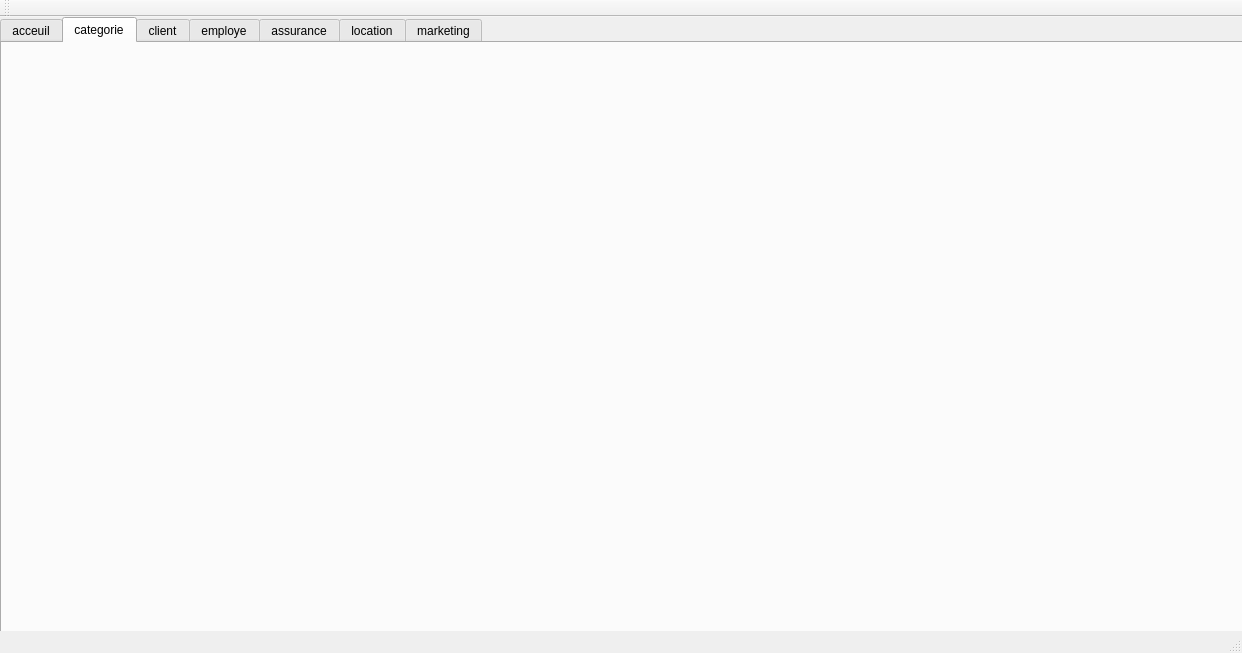
First picture: the form in projetwissem/mainwindow.ui, repository ilyesnasraoui/projet_qt, before the edit.
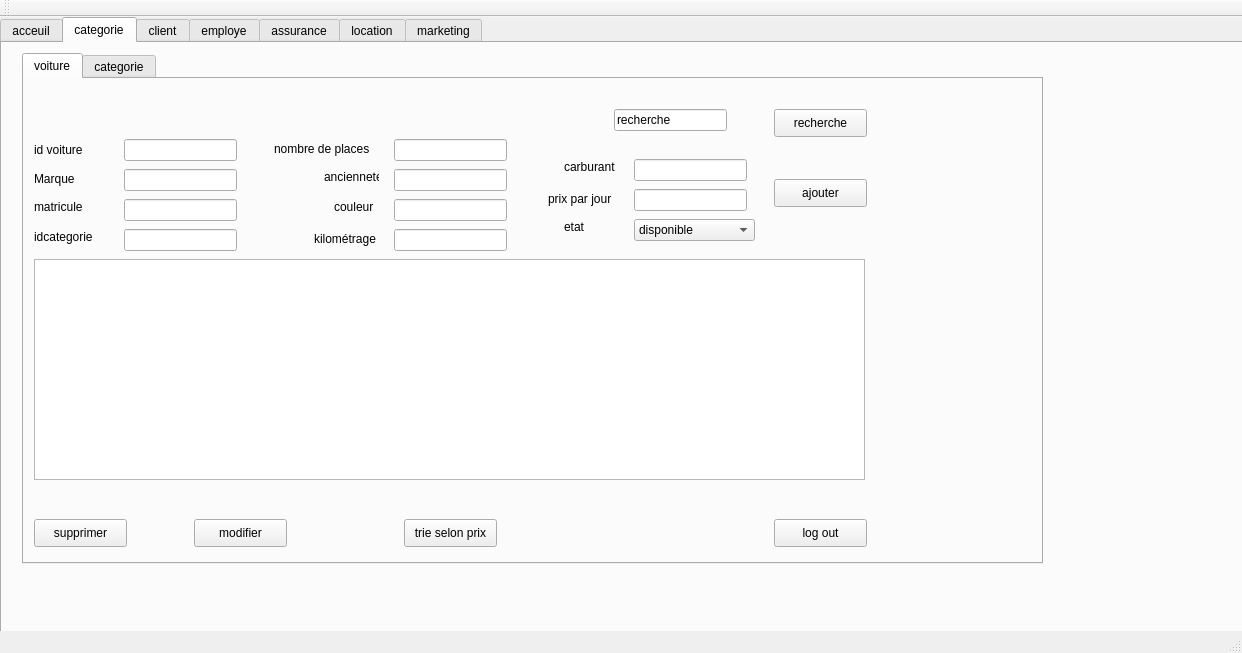
Second picture: the form after the edit. The open tabs and pages were chosen to show the change.

What changed in the file:
```diff
--- a/projetwissem/mainwindow.ui
+++ b/projetwissem/mainwindow.ui
@@ -44,6 +44,553 @@
      <attribute name="title">
       <string>categorie</string>
      </attribute>
+     <widget class="QTabWidget" name="tabWidget_2">
+      <property name="geometry">
+       <rect>
+        <x>20</x>
+        <y>10</y>
+        <width>1021</width>
+        <height>511</height>
+       </rect>
+      </property>
+      <property name="currentIndex">
+       <number>0</number>
+      </property>
+      <widget class="QWidget" name="tab">
+       <attribute name="title">
+        <string>voiture</string>
+       </attribute>
+       <widget class="QLineEdit" name="lineEdit_idv">
+        <property name="geometry">
+         <rect>
+          <x>100</x>
+          <y>60</y>
+          <width>113</width>
+          <height>22</height>
+         </rect>
+        </property>
+       </widget>
+       <widget class="QLineEdit" name="lineEdit_marque">
+        <property name="geometry">
+         <rect>
+          <x>100</x>
+          <y>90</y>
+          <width>113</width>
+          <height>22</height>
+         </rect>
+        </property>
+       </widget>
+       <widget class="QLineEdit" name="lineEdit_matricule">
+        <property name="geometry">
+         <rect>
+          <x>100</x>
+          <y>120</y>
+          <width>113</width>
+          <height>22</height>
+         </rect>
+        </property>
+       </widget>
+       <widget class="QLineEdit" name="lineEdit_idcategorie">
+        <property name="geometry">
+         <rect>
+          <x>100</x>
+          <y>150</y>
+          <width>113</width>
+          <height>22</height>
+         </rect>
+        </property>
+       </widget>
+       <widget class="QLineEdit" name="lineEdit_nbplaces">
+        <property name="geometry">
+         <rect>
+          <x>370</x>
+          <y>60</y>
+          <width>113</width>
+          <height>22</height>
+         </rect>
+        </property>
+       </widget>
+       <widget class="QLineEdit" name="lineEdit_anciennete">
+        <property name="geometry">
+         <rect>
+          <x>370</x>
+          <y>90</y>
+          <width>113</width>
+          <height>22</height>
+         </rect>
+        </property>
+       </widget>
+       <widget class="QLineEdit" name="lineEdit_couleur">
+        <property name="geometry">
+         <rect>
+          <x>370</x>
+          <y>120</y>
+          <width>113</width>
+          <height>22</height>
+         </rect>
+        </property>
+       </widget>
+       <widget class="QLineEdit" name="lineEdit_kilometrage">
+        <property name="geometry">
+         <rect>
+          <x>370</x>
+          <y>150</y>
+          <width>113</width>
+          <height>22</height>
+         </rect>
+        </property>
+       </widget>
+       <widget class="QLineEdit" name="lineEdit_carburant">
+        <property name="geometry">
+         <rect>
+          <x>610</x>
+          <y>80</y>
+          <width>113</width>
+          <height>22</height>
+         </rect>
+        </property>
+       </widget>
+       <widget class="QLineEdit" name="lineEdit_prixparjour">
+        <property name="geometry">
+         <rect>
+          <x>610</x>
+          <y>110</y>
+          <width>113</width>
+          <height>22</height>
+         </rect>
+        </property>
+       </widget>
+       <widget class="QLabel" name="label">
+        <property name="geometry">
+         <rect>
+          <x>10</x>
+          <y>60</y>
+          <width>71</width>
+          <height>21</height>
+         </rect>
+        </property>
+        <property name="styleSheet">
+         <string notr="true"/>
+        </property>
+        <property name="text">
+         <string>id voiture</string>
+        </property>
+       </widget>
+       <widget class="QLabel" name="label_2">
+        <property name="geometry">
+         <rect>
+          <x>10</x>
+          <y>90</y>
+          <width>61</width>
+          <height>20</height>
+         </rect>
+        </property>
+        <property name="styleSheet">
+         <string notr="true"/>
+        </property>
+        <property name="text">
+         <string>Marque</string>
+        </property>
+       </widget>
+       <widget class="QLabel" name="label_3">
+        <property name="geometry">
+         <rect>
+          <x>10</x>
+          <y>120</y>
+          <width>55</width>
+          <height>16</height>
+         </rect>
+        </property>
+        <property name="text">
+         <string>matricule</string>
+        </property>
+       </widget>
+       <widget class="QLabel" name="label_4">
+        <property name="geometry">
+         <rect>
+          <x>10</x>
+          <y>150</y>
+          <width>71</width>
+          <height>16</height>
+         </rect>
+        </property>
+        <property name="text">
+         <string>idcategorie</string>
+        </property>
+       </widget>
+       <widget class="QLabel" name="label_5">
+        <property name="geometry">
+         <rect>
+          <x>250</x>
+          <y>60</y>
+          <width>111</width>
+          <height>20</height>
+         </rect>
+        </property>
+        <property name="text">
+         <string>nombre de places</string>
+        </property>
+       </widget>
+       <widget class="QLabel" name="label_8">
+        <property name="geometry">
+         <rect>
+          <x>300</x>
+          <y>90</y>
+          <width>55</width>
+          <height>16</height>
+         </rect>
+        </property>
+        <property name="text">
+         <string>ancienneté</string>
+        </property>
+       </widget>
+       <widget class="QLabel" name="label_9">
+        <property name="geometry">
+         <rect>
+          <x>310</x>
+          <y>120</y>
+          <width>55</width>
+          <height>16</height>
+         </rect>
+        </property>
+        <property name="text">
+         <string>couleur</string>
+        </property>
+       </widget>
+       <widget class="QLabel" name="label_10">
+        <property name="geometry">
+         <rect>
+          <x>290</x>
+          <y>150</y>
+          <width>81</width>
+          <height>20</height>
+         </rect>
+        </property>
+        <property name="text">
+         <string>kilométrage</string>
+        </property>
+       </widget>
+       <widget class="QLabel" name="label_11">
+        <property name="geometry">
+         <rect>
+          <x>540</x>
+          <y>80</y>
+          <width>55</width>
+          <height>16</height>
+         </rect>
+        </property>
+        <property name="text">
+         <string>carburant</string>
+        </property>
+       </widget>
+       <widget class="QLabel" name="label_12">
+        <property name="geometry">
+         <rect>
+          <x>524</x>
+          <y>110</y>
+          <width>71</width>
+          <height>20</height>
+         </rect>
+        </property>
+        <property name="text">
+         <string>prix par jour</string>
+        </property>
+       </widget>
+       <widget class="QLabel" name="label_13">
+        <property name="geometry">
+         <rect>
+          <x>540</x>
+          <y>140</y>
+          <width>55</width>
+          <height>16</height>
+         </rect>
+        </property>
+        <property name="text">
+         <string>etat</string>
+        </property>
+       </widget>
+       <widget class="QPushButton" name="ajouter">
+        <property name="geometry">
+         <rect>
+          <x>750</x>
+          <y>100</y>
+          <width>93</width>
+          <height>28</height>
+         </rect>
+        </property>
+        <property name="text">
+         <string>ajouter</string>
+        </property>
+       </widget>
+       <widget class="QPushButton" name="supprimer">
+        <property name="geometry">
+         <rect>
+          <x>10</x>
+          <y>440</y>
+          <width>93</width>
+          <height>28</height>
+         </rect>
+        </property>
+        <property name="text">
+         <string>supprimer</string>
+        </property>
+       </widget>
+       <widget class="QPushButton" name="pushButton_2">
+        <property name="geometry">
+         <rect>
+          <x>750</x>
+          <y>440</y>
+          <width>93</width>
+          <height>28</height>
+         </rect>
+        </property>
+        <property name="text">
+         <string>log out</string>
+        </property>
+       </widget>
+       <widget class="QTableView" name="tableView2">
+        <property name="geometry">
+         <rect>
+          <x>10</x>
+          <y>180</y>
+          <width>831</width>
+          <height>221</height>
+         </rect>
+        </property>
+       </widget>
+       <widget class="QPushButton" name="trie">
+        <property name="geometry">
+         <rect>
+          <x>380</x>
+          <y>440</y>
+          <width>93</width>
+          <height>28</height>
+         </rect>
+        </property>
+        <property name="text">
+         <string>trie selon prix</string>
+        </property>
+       </widget>
+       <widget class="QLineEdit" name="lineEdit_16">
+        <property name="geometry">
+         <rect>
+          <x>590</x>
+          <y>30</y>
+          <width>113</width>
+          <height>22</height>
+         </rect>
+        </property>
+        <property name="text">
+         <string>recherche</string>
+        </property>
+       </widget>
+       <widget class="QPushButton" name="recherche">
+        <property name="geometry">
+         <rect>
+          <x>750</x>
+          <y>30</y>
+          <width>93</width>
+          <height>28</height>
+         </rect>
+        </property>
+        <property name="text">
+         <string>recherche</string>
+        </property>
+       </widget>
+       <widget class="QPushButton" name="modifier">
+        <property name="geometry">
+         <rect>
+          <x>170</x>
+          <y>440</y>
+          <width>93</width>
+          <height>28</height>
+         </rect>
+        </property>
+        <property name="text">
+         <string>modifier</string>
+        </property>
+       </widget>
+       <widget class="QComboBox" name="combo">
+        <property name="geometry">
+         <rect>
+          <x>610</x>
+          <y>140</y>
+          <width>121</width>
+          <height>22</height>
+         </rect>
+        </property>
+        <item>
+         <property name="text">
+          <string>disponible</string>
+         </property>
+        </item>
+        <item>
+         <property name="text">
+          <string>indisponible</string>
+         </property>
+        </item>
+       </widget>
+      </widget>
+      <widget class="QWidget" name="tab_3">
+       <attribute name="title">
+        <string>categorie</string>
+       </attribute>
+       <widget class="QLineEdit" name="lineEdit_idc">
+        <property name="geometry">
+         <rect>
+          <x>140</x>
+          <y>100</y>
+          <width>113</width>
+          <height>22</height>
+         </rect>
+        </property>
+       </widget>
+       <widget class="QLineEdit" name="lineEdit_type">
+        <property name="geometry">
+         <rect>
+          <x>440</x>
+          <y>100</y>
+          <width>113</width>
+          <height>22</height>
+         </rect>
+        </property>
+       </widget>
+       <widget class="QLineEdit" name="lineEdit_nbvoitures">
+        <property name="geometry">
+         <rect>
+          <x>760</x>
+          <y>100</y>
+          <width>113</width>
+          <height>22</height>
+         </rect>
+        </property>
+       </widget>
+       <widget class="QLabel" name="label_24">
+        <property name="geometry">
+         <rect>
+          <x>30</x>
+          <y>90</y>
+          <width>111</width>
+          <height>41</height>
+         </rect>
+        </property>
+        <property name="styleSheet">
+         <string notr="true">
+font: 10pt &quot;MS Shell Dlg 2&quot;;</string>
+        </property>
+        <property name="text">
+         <string>id categorie</string>
+        </property>
+       </widget>
+       <widget class="QLabel" name="label_25">
+        <property name="geometry">
+         <rect>
+          <x>370</x>
+          <y>100</y>
+          <width>71</width>
+          <height>20</height>
+         </rect>
+        </property>
+        <property name="styleSheet">
+         <string notr="true">font: 10pt &quot;MS Shell Dlg 2&quot;;</string>
+        </property>
+        <property name="text">
+         <string>type</string>
+        </property>
+       </widget>
+       <widget class="QLabel" name="label_26">
+        <property name="geometry">
+         <rect>
+          <x>590</x>
+          <y>100</y>
+          <width>151</width>
+          <height>16</height>
+         </rect>
+        </property>
+        <property name="styleSheet">
+         <string notr="true">font: 10pt &quot;MS Shell Dlg 2&quot;;</string>
+        </property>
+        <property name="text">
+         <string>nombre de voitures</string>
+        </property>
+       </widget>
+       <widget class="QPushButton" name="ajouter_categorie">
+        <property name="geometry">
+         <rect>
+          <x>960</x>
+          <y>100</y>
+          <width>93</width>
+          <height>28</height>
+         </rect>
+        </property>
+        <property name="text">
+         <string>Ajouter</string>
+        </property>
+       </widget>
+       <widget class="QTableView" name="tableView">
+        <property name="geometry">
+         <rect>
+          <x>320</x>
+          <y>160</y>
+          <width>371</width>
+          <height>221</height>
+         </rect>
+        </property>
+       </widget>
+       <widget class="QPushButton" name="supprimer_categorie">
+        <property name="geometry">
+         <rect>
+          <x>60</x>
+          <y>440</y>
+          <width>91</width>
+          <height>31</height>
+         </rect>
+        </property>
+        <property name="text">
+         <string>Supprimer</string>
+        </property>
+       </widget>
+       <widget class="QPushButton" name="trie_categorie">
+        <property name="geometry">
+         <rect>
+          <x>410</x>
+          <y>440</y>
+          <width>201</width>
+          <height>41</height>
+         </rect>
+        </property>
+        <property name="text">
+         <string>trie selon nombres de voitures</string>
+        </property>
+       </widget>
+       <widget class="QPushButton" name="pushButton_4">
+        <property name="geometry">
+         <rect>
+          <x>930</x>
+          <y>500</y>
+          <width>93</width>
+          <height>28</height>
+         </rect>
+        </property>
+        <property name="text">
+         <string>log out</string>
+        </property>
+       </widget>
+       <widget class="QPushButton" name="modifier_categorie">
+        <property name="geometry">
+         <rect>
+          <x>200</x>
+          <y>440</y>
+          <width>91</width>
+          <height>31</height>
+         </rect>
+        </property>
+        <property name="text">
+         <string>Modifier</string>
+        </property>
+       </widget>
+      </widget>
+     </widget>
     </widget>
     <widget class="QWidget" name="clients">
      <attribute name="title">
```
Left out of the diff: 2 changed lines with no effect on the pictures.
